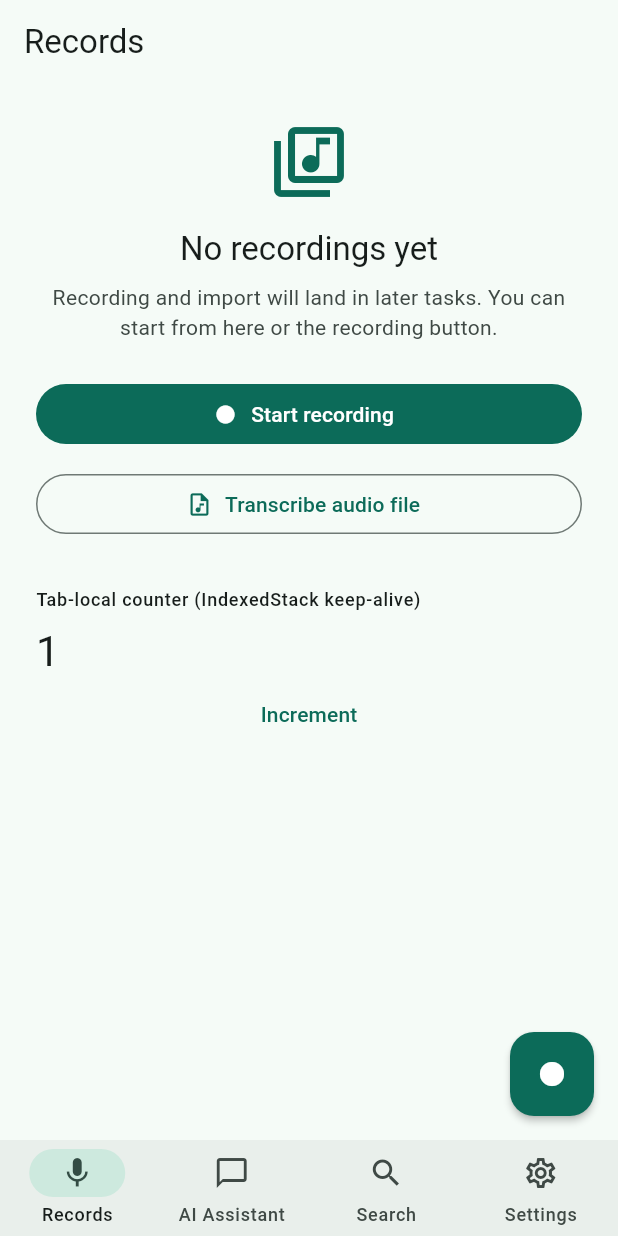
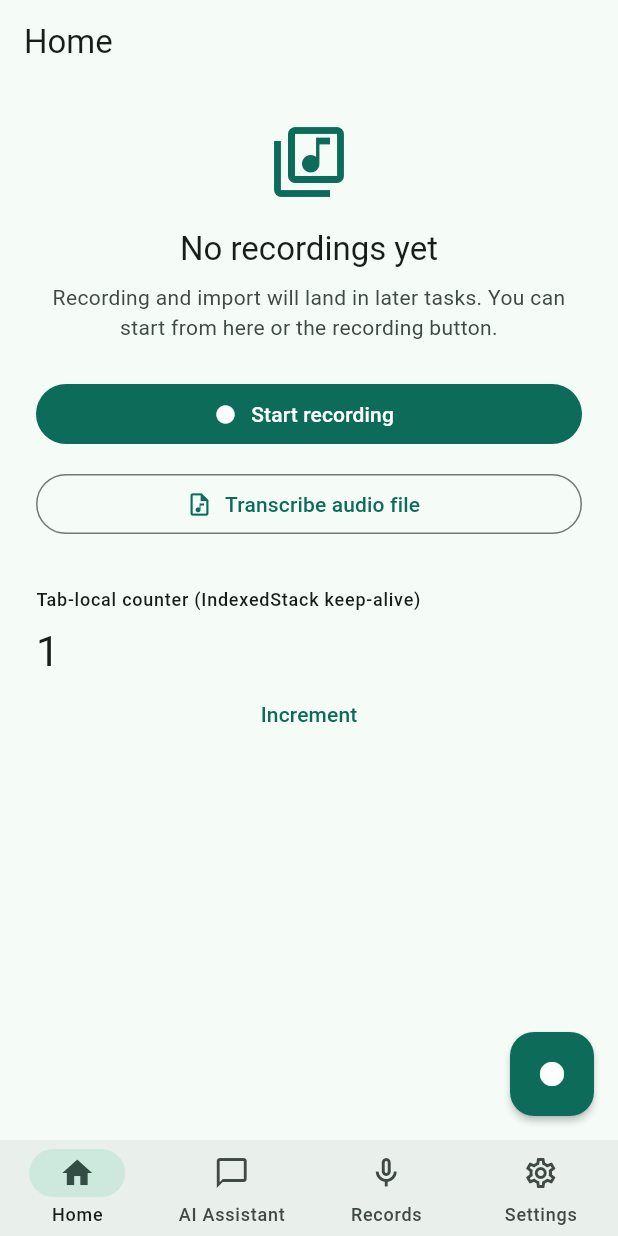
Before and after one commit to bustesoul/SekuxNote, a Flutter app: the screen it shows after launch, after a tap on "Increment", on a phone screen of 412 x 824 dp. Run offline on Flutter 3.47's test engine with Material 3 defaults, Android fonts, the phone set to English and light mode, and no system bars; our stand-ins replace file_picker, flutter_markdown_plus, package_info_plus, sqflite_common_ffi; missing offline and left inert: flutter_foreground_task, record; accounts and stored records are empty.

Commit message:
feat: add searchable record library and fix Flash output

```diff
--- a/lib/app/shell/app_shell.dart
+++ b/lib/app/shell/app_shell.dart
@@ -8,7 +8,6 @@ import '../../features/record_library/pages/record_library_page.dart';
 import '../../features/recording/pages/recording_entry_page.dart';
 import '../../features/recording/recording_models.dart';
 import '../../features/recording/recording_session_controller.dart';
-import '../../features/search/pages/search_page.dart';
 import '../../features/settings/pages/settings_page.dart';
 import '../../features/providers/pages/transcription_workbench_page.dart';
 import '../../features/providers/provider_controller.dart';
@@ -110,10 +109,11 @@ class AppShellState extends State<AppShell> {
         final activeRecording = _recordingController.active;
         final pages = <Widget>[
           RecordLibraryPage(
-            key: const PageStorageKey<String>('tab_records'),
+            key: const PageStorageKey<String>('tab_home'),
             providerController: widget.providerController,
             assistantController: widget.assistantController,
             recordingController: _recordingController,
+            mode: RecordLibraryMode.home,
             onStartRecording: openRecordingEntry,
             onTranscribeAudio: openTranscriptionWorkbench,
           ),
@@ -123,7 +123,13 @@ class AppShellState extends State<AppShell> {
             providerController: widget.providerController,
             recordingController: _recordingController,
           ),
-          const SearchPage(key: PageStorageKey<String>('tab_search')),
+          RecordLibraryPage(
+            key: const PageStorageKey<String>('tab_records'),
+            providerController: widget.providerController,
+            assistantController: widget.assistantController,
+            recordingController: _recordingController,
+            mode: RecordLibraryMode.library,
+          ),
           SettingsPage(
             key: const PageStorageKey<String>('tab_settings'),
             providerController: widget.providerController,
--- a/lib/app/shell/shell_tab.dart
+++ b/lib/app/shell/shell_tab.dart
@@ -4,32 +4,32 @@ import '../../l10n/app_localizations.dart';
 
 /// Top-level destinations for SekuxNote (recording-first product shell).
 enum ShellTab {
+  home,
+  assistant,
   records,
-  assistant,
-  search,
   settings;
 
   /// Default landing tab on cold start (FR-NAV-001).
-  static const ShellTab initial = ShellTab.records;
+  static const ShellTab initial = ShellTab.home;
 
   String label(AppLocalizations l10n) => switch (this) {
+    ShellTab.home => l10n.tabHome,
     ShellTab.records => l10n.tabRecords,
     ShellTab.assistant => l10n.tabAssistant,
-    ShellTab.search => l10n.tabSearch,
     ShellTab.settings => l10n.tabSettings,
   };
 
   IconData get icon => switch (this) {
+    ShellTab.home => Icons.home_outlined,
     ShellTab.records => Icons.mic_none_outlined,
     ShellTab.assistant => Icons.chat_bubble_outline,
-    ShellTab.search => Icons.search,
     ShellTab.settings => Icons.settings_outlined,
   };
 
   IconData get selectedIcon => switch (this) {
+    ShellTab.home => Icons.home,
     ShellTab.records => Icons.mic,
     ShellTab.assistant => Icons.chat_bubble,
-    ShellTab.search => Icons.search,
     ShellTab.settings => Icons.settings,
   };
 }
--- a/lib/features/providers/pages/transcription_workbench_page.dart
+++ b/lib/features/providers/pages/transcription_workbench_page.dart
@@ -268,7 +268,11 @@ class _TranscriptionWorkbenchPageState
                     textCapitalization: TextCapitalization.none,
                     decoration: InputDecoration(
                       labelText: l10n.providerTranscriptionLanguageLabel,
-                      helperText: l10n.providerTranscriptionLanguageHint,
+                      helperText:
+                          _isDashScope &&
+                              _fileMode == TranscriptionFileMode.fast
+                          ? 'Flash 快转自动识别语言；该值仅用于异步文件精转。'
+                          : l10n.providerTranscriptionLanguageHint,
                     ),
                   ),
                   if (_isDashScope) ...[
--- a/lib/features/providers/provider_controller.dart
+++ b/lib/features/providers/provider_controller.dart
@@ -789,6 +789,7 @@ class ProviderController extends ChangeNotifier {
     TranscriptionResult result, {
     required int offsetSeconds,
   }) {
+    if (result.model.startsWith('fun-asr-flash')) return result.text;
     if (result.segments.isEmpty) return result.text;
     return result.segments
         .map(
--- a/lib/features/record_library/pages/record_library_page.dart
+++ b/lib/features/record_library/pages/record_library_page.dart
@@ -14,13 +14,15 @@ import '../../providers/provider_models.dart';
 import '../../recording/recording_models.dart';
 import '../../recording/recording_session_controller.dart';
 
-/// Placeholder for the record library (Gate A default home).
+enum RecordLibraryMode { home, library }
+
 class RecordLibraryPage extends StatefulWidget {
   const RecordLibraryPage({
     super.key,
     required this.providerController,
     required this.assistantController,
     required this.recordingController,
+    required this.mode,
     this.onStartRecording,
     this.onTranscribeAudio,
   });
@@ -28,6 +30,7 @@ class RecordLibraryPage extends StatefulWidget {
   final ProviderController providerController;
   final AssistantController assistantController;
   final RecordingSessionController recordingController;
+  final RecordLibraryMode mode;
   final VoidCallback? onStartRecording;
   final VoidCallback? onTranscribeAudio;
 
@@ -38,6 +41,16 @@ class RecordLibraryPage extends StatefulWidget {
 class _RecordLibraryPageState extends State<RecordLibraryPage> {
   /// Proves IndexedStack keep-alive for tab-local UI state (FR-NAV-004).
   int _counter = 0;
+  final _searchController = TextEditingController();
+  String _query = '';
+
+  bool get _isHome => widget.mode == RecordLibraryMode.home;
+
+  @override
+  void dispose() {
+    _searchController.dispose();
+    super.dispose();
+  }
 
   @override
   Widget build(BuildContext context) {
@@ -45,7 +58,7 @@ class _RecordLibraryPageState extends State<RecordLibraryPage> {
     final l10n = AppLocalizations.of(context);
 
     return Scaffold(
-      appBar: AppBar(title: Text(l10n.recordsTitle)),
+      appBar: AppBar(title: Text(_isHome ? l10n.tabHome : l10n.tabRecords)),
       body: ListenableBuilder(
         listenable: Listenable.merge([
           widget.providerController,
@@ -56,13 +69,31 @@ class _RecordLibraryPageState extends State<RecordLibraryPage> {
           builder: (context, snapshot) {
             final tasks = snapshot.data ?? const <TranscriptionTask>[];
             final recordings = widget.recordingController.recordings;
-            final isEmpty = tasks.isEmpty && recordings.isEmpty;
+            final records = <_RecordListItem>[
+              ...tasks.map(_RecordListItem.task),
+              ...recordings.map(_RecordListItem.recording),
+            ]..sort((a, b) => b.createdAt.compareTo(a.createdAt));
+            final normalizedQuery = _query.trim().toLowerCase();
+            final matching = normalizedQuery.isEmpty
+                ? records
+                : records
+                      .where(
+                        (record) => record.title.toLowerCase().contains(
+                          normalizedQuery,
+                        ),
+                      )
+                      .toList(growable: false);
+            final visible = _isHome
+                ? matching.take(3).toList(growable: false)
+                : matching;
+            final isEmpty = records.isEmpty;
             return Center(
               child: ConstrainedBox(
                 constraints: const BoxConstraints(maxWidth: 640),
                 child: ListView(
                   padding: const EdgeInsets.all(24),
                   children: [
+                    if (_isHome) ...[
                       Icon(
                         Icons.library_music_outlined,
                         size: 56,
@@ -72,7 +103,7 @@ class _RecordLibraryPageState extends State<RecordLibraryPage> {
                       Text(
                         isEmpty
                             ? l10n.recordsEmptyTitle
-                          : l10n.transcriptionTasksTitle,
+                            : l10n.homeRecentRecords,
                         style: theme.textTheme.titleLarge,
                         textAlign: TextAlign.center,
                       ),
@@ -80,7 +111,7 @@ class _RecordLibraryPageState extends State<RecordLibraryPage> {
                       Text(
                         isEmpty
                             ? l10n.recordsEmptyBody
-                          : l10n.transcriptionTasksBody,
+                            : l10n.homeRecentRecordsBody,
                         style: theme.textTheme.bodyMedium?.copyWith(
                           color: theme.colorScheme.onSurfaceVariant,
                         ),
@@ -100,52 +131,54 @@ class _RecordLibraryPageState extends State<RecordLibraryPage> {
                         icon: const Icon(Icons.audio_file_outlined),
                         label: Text(l10n.recordsTranscribeAudio),
                       ),
-                    if (tasks.isNotEmpty) ...[
-                      const SizedBox(height: 32),
-                      for (final task in tasks)
-                        Card(
-                          child: ListTile(
-                            key: Key('transcription_task_${task.id}'),
-                            leading: Icon(_taskIcon(task.status)),
-                            title: Text(task.fileName),
-                            subtitle: Text(
-                              '${_taskStatusLabel(l10n, task.status)} · '
-                              '${task.chunksCompleted}/${task.chunksTotal == 0 ? '?' : task.chunksTotal}',
+                    ] else ...[
+                      TextField(
+                        key: const Key('record_title_search'),
+                        controller: _searchController,
+                        onChanged: (value) => setState(() => _query = value),
+                        decoration: InputDecoration(
+                          hintText: l10n.recordTitleSearchHint,
+                          prefixIcon: const Icon(Icons.search),
+                          suffixIcon: _query.isEmpty
+                              ? null
+                              : IconButton(
+                                  tooltip: l10n.recordTitleSearchClear,
+                                  onPressed: () {
+                                    _searchController.clear();
+                                    setState(() => _query = '');
+                                  },
+                                  icon: const Icon(Icons.clear),
                                 ),
-                            trailing: const Icon(Icons.chevron_right),
-                            onTap: () => _showTaskDetails(context, task),
                         ),
                       ),
                     ],
-                    if (recordings.isNotEmpty) ...[
-                      const SizedBox(height: 32),
-                      Text('录音记录', style: theme.textTheme.titleMedium),
-                      const SizedBox(height: 8),
-                      for (final recording in recordings)
-                        Card(
-                          child: ListTile(
-                            key: Key('recording_${recording.id}'),
-                            leading: Icon(
-                              recording.status == RecordingStatus.ready
-                                  ? Icons.mic_none
-                                  : recording.status ==
-                                        RecordingStatus.recovered
-                                  ? Icons.restore
-                                  : Icons.error_outline,
+                    if (visible.isNotEmpty) ...[
+                      const SizedBox(height: 24),
+                      for (final record in visible)
+                        _recordCard(context, l10n, record),
+                    ] else if (isEmpty && !_isHome) ...[
+                      const SizedBox(height: 48),
+                      Icon(
+                        Icons.library_music_outlined,
+                        size: 44,
+                        color: theme.colorScheme.onSurfaceVariant,
                       ),
-                            title: Text(recording.title),
-                            subtitle: Text(
-                              '${_recordingStatus(recording.status)} · '
-                              '${_timeLabel(recording.durationMilliseconds / 1000)}'
-                              '${recording.realtimeTranscript.isEmpty ? '' : ' · 有实时临时稿'}',
+                      const SizedBox(height: 12),
+                      Text(l10n.recordsEmptyTitle, textAlign: TextAlign.center),
+                    ] else if (!isEmpty && !_isHome) ...[
+                      const SizedBox(height: 48),
+                      Icon(
+                        Icons.search_off,
+                        size: 44,
+                        color: theme.colorScheme.onSurfaceVariant,
                       ),
-                            onTap: recording.realtimeTranscript.isEmpty
-                                ? null
-                                : () =>
-                                      _showRecordingDetails(context, recording),
-                          ),
+                      const SizedBox(height: 12),
+                      Text(
+                        l10n.recordTitleSearchEmpty,
+                        textAlign: TextAlign.center,
                       ),
                     ],
+                    if (_isHome) ...[
                       const SizedBox(height: 32),
                       Text(
                         l10n.keepAliveCounterLabel,
@@ -163,11 +196,56 @@ class _RecordLibraryPageState extends State<RecordLibraryPage> {
                         child: Text(l10n.keepAliveIncrement),
                       ),
                     ],
+                  ],
                 ),
               ),
             );
           },
         ),
+      ),
+    );
+  }
+
+  Widget _recordCard(
+    BuildContext context,
+    AppLocalizations l10n,
+    _RecordListItem item,
+  ) {
+    final task = item.transcriptionTask;
+    if (task != null) {
+      return Card(
+        child: ListTile(
+          key: Key('transcription_task_${task.id}'),
+          leading: Icon(_taskIcon(task.status)),
+          title: Text(task.fileName),
+          subtitle: Text(
+            '${_taskStatusLabel(l10n, task.status)} · '
+            '${task.chunksCompleted}/${task.chunksTotal == 0 ? '?' : task.chunksTotal}',
+          ),
+          trailing: const Icon(Icons.chevron_right),
+          onTap: () => _showTaskDetails(context, task),
+        ),
+      );
+    }
+    final recording = item.recordingEntry!;
+    return Card(
+      child: ListTile(
+        key: Key('recording_${recording.id}'),
+        leading: Icon(
+          recording.status == RecordingStatus.ready
+              ? Icons.mic_none
+              : recording.status == RecordingStatus.recovered
+              ? Icons.restore
+              : Icons.error_outline,
+        ),
+        title: Text(recording.title),
+        subtitle: Text(
+          '${_recordingStatus(recording.status)} · '
+          '${_timeLabel(recording.durationMilliseconds / 1000)}'
+          '${recording.realtimeTranscript.isEmpty ? '' : ' · 有实时临时稿'}',
+        ),
+        trailing: const Icon(Icons.chevron_right),
+        onTap: () => _showRecordingDetails(context, recording),
       ),
     );
   }
@@ -440,3 +518,21 @@ class _RecordLibraryPageState extends State<RecordLibraryPage> {
         '${(value % 60).toString().padLeft(2, '0')}';
   }
 }
+
+class _RecordListItem {
+  const _RecordListItem._({this.transcriptionTask, this.recordingEntry});
+
+  factory _RecordListItem.task(TranscriptionTask task) =>
+      _RecordListItem._(transcriptionTask: task);
+
+  factory _RecordListItem.recording(RecordingEntry recording) =>
+      _RecordListItem._(recordingEntry: recording);
+
+  final TranscriptionTask? transcriptionTask;
+  final RecordingEntry? recordingEntry;
+
+  String get title => transcriptionTask?.fileName ?? recordingEntry!.title;
+
+  DateTime get createdAt =>
+      transcriptionTask?.createdAt ?? recordingEntry!.createdAt;
+}
--- a/lib/features/search/pages/search_page.dart
+++ /dev/null
@@ -1,43 +0,0 @@
-import 'package:flutter/material.dart';
-
-import '../../../l10n/app_localizations.dart';
-
-/// Placeholder for global search.
-class SearchPage extends StatelessWidget {
-  const SearchPage({super.key});
-
-  @override
-  Widget build(BuildContext context) {
-    final theme = Theme.of(context);
-    final l10n = AppLocalizations.of(context);
-
-    return Scaffold(
-      appBar: AppBar(title: Text(l10n.searchTitle)),
-      body: Center(
-        child: Padding(
-          padding: const EdgeInsets.all(24),
-          child: Column(
-            mainAxisAlignment: MainAxisAlignment.center,
-            children: [
-              Icon(
-                Icons.manage_search_outlined,
-                size: 48,
-                color: theme.colorScheme.primary,
-              ),
-              const SizedBox(height: 16),
-              Text(l10n.searchHeadline, style: theme.textTheme.titleLarge),
-              const SizedBox(height: 8),
-              Text(
-                l10n.searchBody,
-                style: theme.textTheme.bodyMedium?.copyWith(
-                  color: theme.colorScheme.onSurfaceVariant,
-                ),
-                textAlign: TextAlign.center,
-              ),
-            ],
-          ),
-        ),
-      ),
-    );
-  }
-}
--- a/lib/l10n/app_en.arb
+++ b/lib/l10n/app_en.arb
@@ -5,20 +5,22 @@
     "description": "User-visible product name (FR-BRD-001)"
   },
   "tabRecords": "Records",
+  "tabHome": "Home",
   "tabAssistant": "AI Assistant",
-  "tabSearch": "Search",
   "tabSettings": "Settings",
   "startRecordingTooltip": "Start recording",
   "recordsTitle": "Records",
   "recordsEmptyTitle": "No recordings yet",
   "recordsEmptyBody": "Recording and import will land in later tasks. You can start from here or the recording button.",
   "recordsStartButton": "Start recording",
+  "homeRecentRecords": "Recent records",
+  "homeRecentRecordsBody": "The latest three recordings and file transcriptions.",
+  "recordTitleSearchHint": "Search by title",
+  "recordTitleSearchClear": "Clear search",
+  "recordTitleSearchEmpty": "No record titles match your search.",
   "assistantTitle": "AI Assistant",
   "assistantHeadline": "Text AI tools",
   "assistantBody": "General chat and document tools will be built in this repo. The default home is Records, not chat.",
-  "searchTitle": "Search",
-  "searchHeadline": "Search records and transcripts",
-  "searchBody": "Local search will be wired once you have recordings.",
   "settingsTitle": "Settings",
   "settingsAboutTitle": "About SekuxNote",
   "settingsAboutSubtitle": "Recording-first · local-first · BYOK",
--- a/lib/l10n/app_localizations.dart
+++ b/lib/l10n/app_localizations.dart
@@ -112,17 +112,17 @@ abstract class AppLocalizations {
   /// **'Records'**
   String get tabRecords;
 
+  /// No description provided for @tabHome.
+  ///
+  /// In en, this message translates to:
+  /// **'Home'**
+  String get tabHome;
+
   /// No description provided for @tabAssistant.
   ///
   /// In en, this message translates to:
   /// **'AI Assistant'**
   String get tabAssistant;
-
-  /// No description provided for @tabSearch.
-  ///
-  /// In en, this message translates to:
-  /// **'Search'**
-  String get tabSearch;
 
   /// No description provided for @tabSettings.
   ///
@@ -160,6 +160,36 @@ abstract class AppLocalizations {
   /// **'Start recording'**
   String get recordsStartButton;
 
+  /// No description provided for @homeRecentRecords.
+  ///
+  /// In en, this message translates to:
+  /// **'Recent records'**
+  String get homeRecentRecords;
+
+  /// No description provided for @homeRecentRecordsBody.
+  ///
+  /// In en, this message translates to:
+  /// **'The latest three recordings and file transcriptions.'**
+  String get homeRecentRecordsBody;
+
+  /// No description provided for @recordTitleSearchHint.
+  ///
+  /// In en, this message translates to:
+  /// **'Search by title'**
+  String get recordTitleSearchHint;
+
+  /// No description provided for @recordTitleSearchClear.
+  ///
+  /// In en, this message translates to:
+  /// **'Clear search'**
+  String get recordTitleSearchClear;
+
+  /// No description provided for @recordTitleSearchEmpty.
+  ///
+  /// In en, this message translates to:
+  /// **'No record titles match your search.'**
+  String get recordTitleSearchEmpty;
+
   /// No description provided for @assistantTitle.
   ///
   /// In en, this message translates to:
@@ -177,24 +207,6 @@ abstract class AppLocalizations {
   /// In en, this message translates to:
   /// **'General chat and document tools will be built in this repo. The default home is Records, not chat.'**
   String get assistantBody;
-
-  /// No description provided for @searchTitle.
-  ///
-  /// In en, this message translates to:
-  /// **'Search'**
-  String get searchTitle;
-
-  /// No description provided for @searchHeadline.
-  ///
-  /// In en, this message translates to:
-  /// **'Search records and transcripts'**
-  String get searchHeadline;
-
-  /// No description provided for @searchBody.
-  ///
-  /// In en, this message translates to:
-  /// **'Local search will be wired once you have recordings.'**
-  String get searchBody;
 
   /// No description provided for @settingsTitle.
   ///
--- a/lib/l10n/app_localizations_en.dart
+++ b/lib/l10n/app_localizations_en.dart
@@ -15,10 +15,10 @@ class AppLocalizationsEn extends AppLocalizations {
   String get tabRecords => 'Records';
 
   @override
-  String get tabAssistant => 'AI Assistant';
+  String get tabHome => 'Home';
 
   @override
-  String get tabSearch => 'Search';
+  String get tabAssistant => 'AI Assistant';
 
   @override
   String get tabSettings => 'Settings';
@@ -40,6 +40,22 @@ class AppLocalizationsEn extends AppLocalizations {
   String get recordsStartButton => 'Start recording';
 
   @override
+  String get homeRecentRecords => 'Recent records';
+
+  @override
+  String get homeRecentRecordsBody =>
+      'The latest three recordings and file transcriptions.';
+
+  @override
+  String get recordTitleSearchHint => 'Search by title';
+
+  @override
+  String get recordTitleSearchClear => 'Clear search';
+
+  @override
+  String get recordTitleSearchEmpty => 'No record titles match your search.';
+
+  @override
   String get assistantTitle => 'AI Assistant';
 
   @override
@@ -48,16 +64,6 @@ class AppLocalizationsEn extends AppLocalizations {
   @override
   String get assistantBody =>
       'General chat and document tools will be built in this repo. The default home is Records, not chat.';
-
-  @override
-  String get searchTitle => 'Search';
-
-  @override
-  String get searchHeadline => 'Search records and transcripts';
-
-  @override
-  String get searchBody =>
-      'Local search will be wired once you have recordings.';
 
   @override
   String get settingsTitle => 'Settings';
```
Also changed, not shown: lib/features/providers/openai_api_client.dart (+50 -15 lines), lib/features/providers/pages/provider_settings_page.dart (+23 -1 lines), lib/l10n/app_localizations_zh.dart (+51 -33 lines), lib/l10n/app_zh.arb (+6 -4 lines), lib/l10n/app_zh_Hans.arb (+6 -4 lines), lib/l10n/app_zh_Hant.arb (+6 -4 lines), 3 other files. Lines whose indentation alone changed are shown as unchanged.
